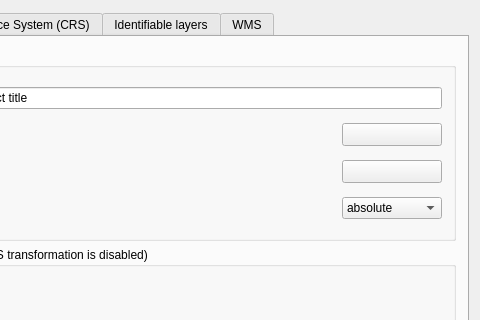
Above: qgis/src/ui/qgsprojectpropertiesbase.ui from sourcepole/qgis before the change; both pictures show x 198 to 678 and y 0 to 320 of the 678 by 690 pixel window. Below: the same form after it.
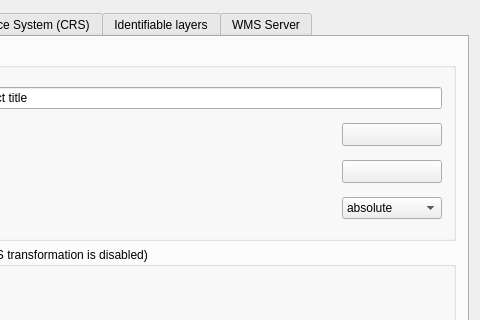
That is the form after the change. Icons and pictures are not drawn. Custom widgets are drawn as their Qt base class.

Commit message: fix wms server settings tab title in project properties

Diff of the .ui file:
```diff
--- a/qgis/src/ui/qgsprojectpropertiesbase.ui
+++ b/qgis/src/ui/qgsprojectpropertiesbase.ui
@@ -365,7 +365,7 @@
      </widget>
      <widget class="QWidget" name="tab">
       <attribute name="title">
-       <string>WMS</string>
+       <string>WMS Server</string>
       </attribute>
       <layout class="QGridLayout" name="gridLayout_3">
        <item row="0" column="0" colspan="2">
```
Left out of the diff: 2 changed lines with no effect on the pictures. The commit also changes 1 other file.
